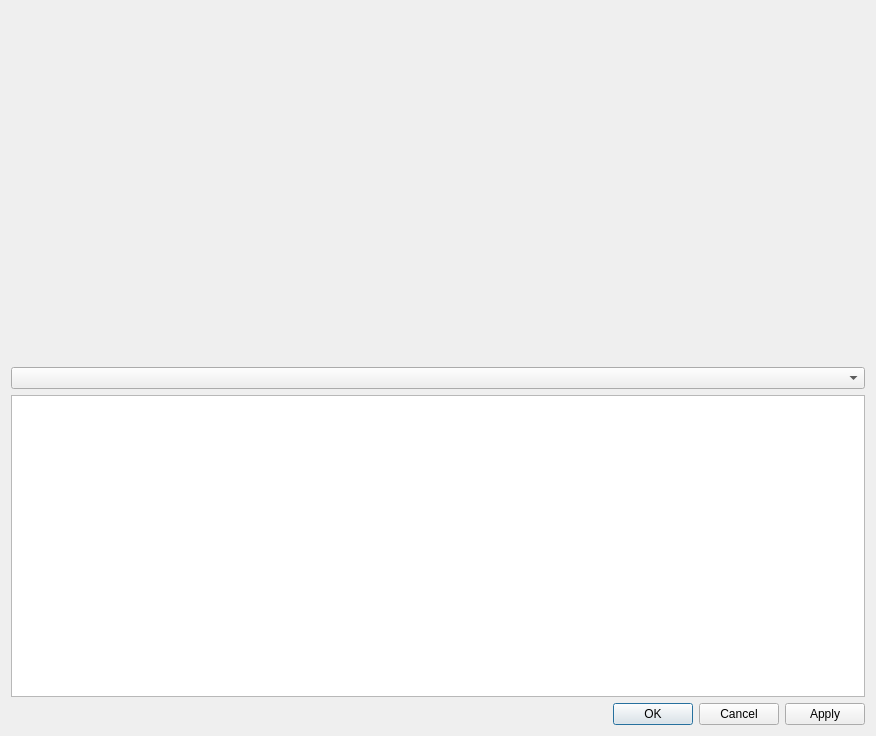
First picture: the form in licorne/UI/resolution.ui, repository neutrons/Licorne-Py, before the edit.
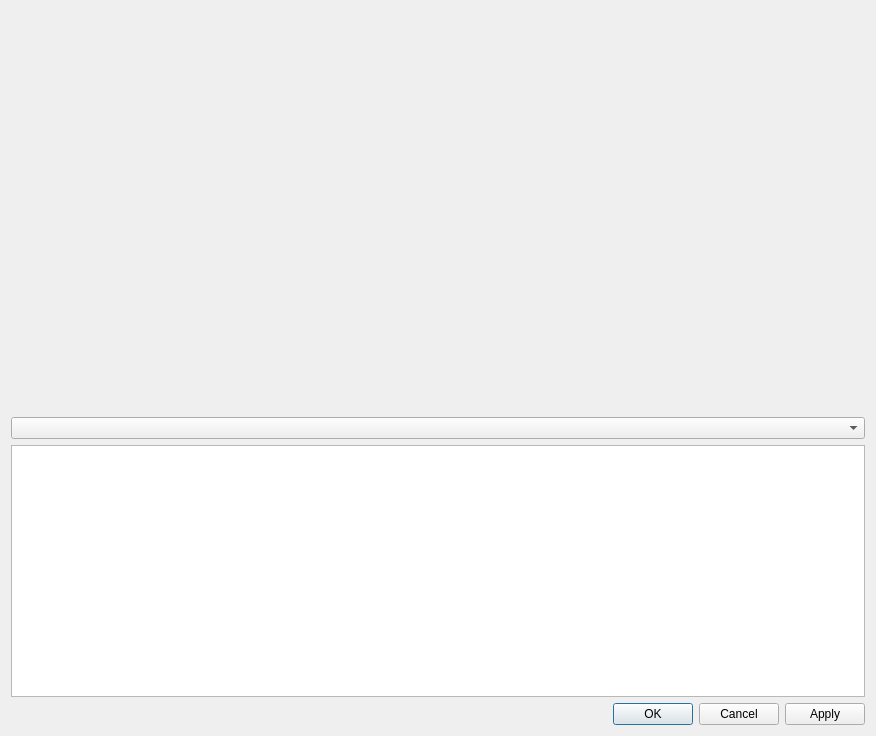
Second picture: the form after the edit. Custom widgets are drawn as their Qt base class.

Patch:
```diff
--- a/licorne/UI/resolution.ui
+++ b/licorne/UI/resolution.ui
@@ -19,7 +19,7 @@
      <property name="minimumSize">
       <size>
        <width>0</width>
-       <height>350</height>
+       <height>400</height>
       </size>
      </property>
     </widget>
```
Left out of the diff: 2 changed lines with no effect on the pictures.
